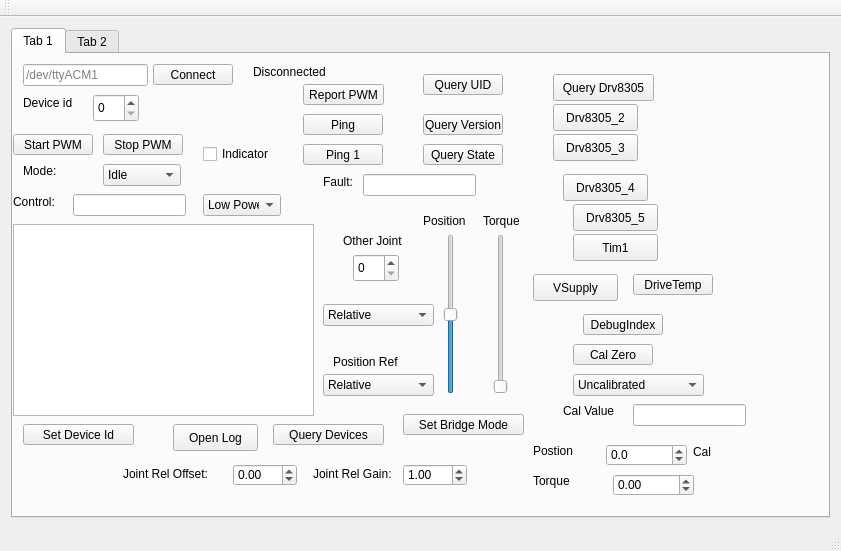
Old version of the form Bark/mainwindow.ui in the repository craftit/DogBotSoftware.
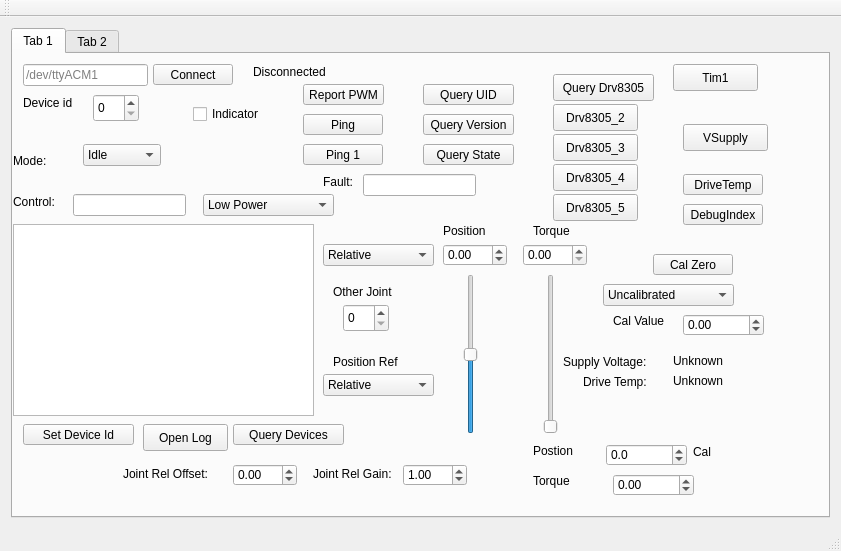
New version of the form. The open tabs and pages were chosen to show the change.

Commit message: Leg is lifting, fix calibration offset issues.

Diff of the .ui file:
```diff
--- a/Bark/mainwindow.ui
+++ b/Bark/mainwindow.ui
@@ -29,7 +29,7 @@
          <rect>
           <x>410</x>
           <y>60</y>
-          <width>80</width>
+          <width>91</width>
           <height>21</height>
          </rect>
         </property>
@@ -37,19 +37,6 @@
          <string>Query Version</string>
         </property>
        </widget>
-       <widget class="QPushButton" name="pushButtonPWM">
-        <property name="geometry">
-         <rect>
-          <x>0</x>
-          <y>80</y>
-          <width>80</width>
-          <height>21</height>
-         </rect>
-        </property>
-        <property name="text">
-         <string>Start PWM</string>
-        </property>
-       </widget>
        <widget class="QLabel" name="label_3">
         <property name="geometry">
          <rect>
@@ -76,8 +63,8 @@
        <widget class="QLabel" name="label_5">
         <property name="geometry">
          <rect>
-          <x>410</x>
-          <y>160</y>
+          <x>430</x>
+          <y>170</y>
           <width>59</width>
           <height>14</height>
          </rect>
@@ -89,7 +76,7 @@
        <widget class="QPushButton" name="pushButtonQueryDevices">
         <property name="geometry">
          <rect>
-          <x>260</x>
+          <x>220</x>
           <y>370</y>
           <width>111</width>
           <height>21</height>
@@ -114,7 +101,7 @@
          <rect>
           <x>190</x>
           <y>140</y>
-          <width>78</width>
+          <width>131</width>
           <height>22</height>
          </rect>
         </property>
@@ -152,8 +139,8 @@
        <widget class="QLabel" name="label">
         <property name="geometry">
          <rect>
-          <x>10</x>
-          <y>110</y>
+          <x>0</x>
+          <y>100</y>
           <width>59</width>
           <height>14</height>
          </rect>
@@ -178,8 +165,8 @@
        <widget class="QPushButton" name="pushButton">
         <property name="geometry">
          <rect>
-          <x>520</x>
-          <y>220</y>
+          <x>670</x>
+          <y>70</y>
           <width>85</width>
           <height>27</height>
          </rect>
@@ -214,8 +201,8 @@
        <widget class="QPushButton" name="pushButtonDrv8305_5">
         <property name="geometry">
          <rect>
-          <x>560</x>
-          <y>150</y>
+          <x>540</x>
+          <y>140</y>
           <width>85</width>
           <height>27</height>
          </rect>
@@ -247,24 +234,11 @@
          <string>Ping</string>
         </property>
        </widget>
-       <widget class="QPushButton" name="pushButtonSetBridgeMode">
-        <property name="geometry">
-         <rect>
-          <x>390</x>
-          <y>360</y>
-          <width>121</width>
-          <height>21</height>
-         </rect>
-        </property>
-        <property name="text">
-         <string>Set Bridge Mode</string>
-        </property>
-       </widget>
        <widget class="QCheckBox" name="checkBoxIndicator">
         <property name="geometry">
          <rect>
-          <x>190</x>
-          <y>90</y>
+          <x>180</x>
+          <y>50</y>
           <width>83</width>
           <height>20</height>
          </rect>
@@ -299,24 +273,11 @@
          <string>Fault:</string>
         </property>
        </widget>
-       <widget class="QPushButton" name="pushButtonStopPWM">
-        <property name="geometry">
-         <rect>
-          <x>90</x>
-          <y>80</y>
-          <width>80</width>
-          <height>21</height>
-         </rect>
-        </property>
-        <property name="text">
-         <string>Stop PWM</string>
-        </property>
-       </widget>
        <widget class="QSpinBox" name="spinOtherJointId">
         <property name="geometry">
          <rect>
-          <x>340</x>
-          <y>200</y>
+          <x>330</x>
+          <y>250</y>
           <width>46</width>
           <height>28</height>
          </rect>
@@ -325,8 +286,8 @@
        <widget class="QSlider" name="sliderTorque">
         <property name="geometry">
          <rect>
-          <x>480</x>
-          <y>180</y>
+          <x>530</x>
+          <y>220</y>
           <width>16</width>
           <height>160</height>
          </rect>
@@ -353,7 +314,7 @@
          <rect>
           <x>410</x>
           <y>90</y>
-          <width>80</width>
+          <width>91</width>
           <height>21</height>
          </rect>
         </property>
@@ -364,8 +325,8 @@
        <widget class="QPushButton" name="pushButtonTim1">
         <property name="geometry">
          <rect>
-          <x>560</x>
-          <y>180</y>
+          <x>660</x>
+          <y>10</y>
           <width>85</width>
           <height>27</height>
          </rect>
@@ -377,8 +338,8 @@
        <widget class="QComboBox" name="comboBoxMotorControlMode">
         <property name="geometry">
          <rect>
-          <x>90</x>
-          <y>110</y>
+          <x>70</x>
+          <y>90</y>
           <width>78</width>
           <height>22</height>
          </rect>
@@ -412,8 +373,8 @@
        <widget class="QPushButton" name="pushButtonDrv8305_4">
         <property name="geometry">
          <rect>
-          <x>550</x>
-          <y>120</y>
+          <x>540</x>
+          <y>110</y>
           <width>85</width>
           <height>27</height>
          </rect>
@@ -438,8 +399,8 @@
        <widget class="QLabel" name="label_4">
         <property name="geometry">
          <rect>
-          <x>470</x>
-          <y>160</y>
+          <x>520</x>
+          <y>170</y>
           <width>59</width>
           <height>14</height>
          </rect>
@@ -478,8 +439,8 @@
         <property name="geometry">
          <rect>
           <x>410</x>
-          <y>20</y>
-          <width>80</width>
+          <y>30</y>
+          <width>91</width>
           <height>21</height>
          </rect>
         </property>
@@ -491,7 +452,7 @@
         <property name="geometry">
          <rect>
           <x>310</x>
-          <y>250</y>
+          <y>190</y>
           <width>111</width>
           <height>22</height>
          </rect>
@@ -520,8 +481,8 @@
        <widget class="QSlider" name="sliderPosition">
         <property name="geometry">
          <rect>
-          <x>430</x>
-          <y>180</y>
+          <x>450</x>
+          <y>220</y>
           <width>16</width>
           <height>160</height>
          </rect>
@@ -552,21 +513,11 @@
          <string>Disconnected</string>
         </property>
        </widget>
-       <widget class="QLineEdit" name="lineEditCalibration">
-        <property name="geometry">
-         <rect>
-          <x>620</x>
-          <y>350</y>
-          <width>113</width>
-          <height>22</height>
-         </rect>
-        </property>
-       </widget>
        <widget class="QComboBox" name="comboBoxCalibration">
         <property name="geometry">
          <rect>
-          <x>560</x>
-          <y>320</y>
+          <x>590</x>
+          <y>230</y>
           <width>131</width>
           <height>22</height>
          </rect>
@@ -590,8 +541,8 @@
        <widget class="QPushButton" name="pushButton_2">
         <property name="geometry">
          <rect>
-          <x>570</x>
-          <y>260</y>
+          <x>670</x>
+          <y>150</y>
           <width>80</width>
           <height>21</height>
          </rect>
@@ -616,7 +567,7 @@
        <widget class="QPushButton" name="pushButtonOpenLog">
         <property name="geometry">
          <rect>
-          <x>160</x>
+          <x>130</x>
           <y>370</y>
           <width>85</width>
           <height>27</height>
@@ -629,8 +580,8 @@
        <widget class="QPushButton" name="pushButtonDriveTemp">
         <property name="geometry">
          <rect>
-          <x>620</x>
-          <y>220</y>
+          <x>670</x>
+          <y>120</y>
           <width>80</width>
           <height>21</height>
          </rect>
@@ -698,10 +649,10 @@
        <widget class="QLabel" name="label_6">
         <property name="geometry">
          <rect>
-          <x>330</x>
-          <y>180</y>
-          <width>59</width>
-          <height>14</height>
+          <x>320</x>
+          <y>230</y>
+          <width>71</width>
+          <height>16</height>
          </rect>
         </property>
         <property name="text">
@@ -711,8 +662,8 @@
        <widget class="QPushButton" name="pushButtonCalZero">
         <property name="geometry">
          <rect>
-          <x>560</x>
-          <y>290</y>
+          <x>640</x>
+          <y>200</y>
           <width>80</width>
           <height>21</height>
          </rect>
@@ -798,8 +749,8 @@
        <widget class="QLabel" name="label_15">
         <property name="geometry">
          <rect>
-          <x>550</x>
-          <y>350</y>
+          <x>600</x>
+          <y>260</y>
           <width>59</width>
           <height>14</height>
          </rect>
@@ -869,6 +820,103 @@
          <string>Joint Rel Offset:</string>
         </property>
        </widget>
+       <widget class="QLabel" name="label_SupplyVoltage">
+        <property name="geometry">
+         <rect>
+          <x>660</x>
+          <y>300</y>
+          <width>59</width>
+          <height>14</height>
+         </rect>
+        </property>
+        <property name="text">
+         <string>Unknown</string>
+        </property>
+       </widget>
+       <widget class="QLabel" name="label_DriverTemperature">
+        <property name="geometry">
+         <rect>
+          <x>660</x>
+          <y>320</y>
+          <width>59</width>
+          <height>14</height>
+         </rect>
+        </property>
+        <property name="text">
+         <string>Unknown</string>
+        </property>
+       </widget>
+       <widget class="QLabel" name="label_18">
+        <property name="geometry">
+         <rect>
+          <x>550</x>
+          <y>300</y>
+          <width>101</width>
+          <height>16</height>
+         </rect>
+        </property>
+        <property name="text">
+         <string>Supply Voltage:</string>
+        </property>
+       </widget>
+       <widget class="QLabel" name="label_19">
+        <property name="geometry">
+         <rect>
+          <x>570</x>
+          <y>320</y>
+          <width>81</width>
+          <height>16</height>
+         </rect>
+        </property>
+        <property name="text">
+         <string>Drive Temp:</string>
+        </property>
+       </widget>
+       <widget class="QDoubleSpinBox" name="doubleSpinBoxDemandPosition">
+        <property name="geometry">
+         <rect>
+          <x>430</x>
+          <y>190</y>
+          <width>64</width>
+          <height>22</height>
+         </rect>
+        </property>
+        <property name="minimum">
+         <double>-360.000000000000000</double>
+        </property>
+        <property name="maximum">
+         <double>360.000000000000000</double>
+        </property>
+       </widget>
+       <widget class="QDoubleSpinBox" name="doubleSpinBoxTorqueLimit">
+        <property name="geometry">
+         <rect>
+          <x>510</x>
+          <y>190</y>
+          <width>64</width>
+          <height>22</height>
+         </rect>
+        </property>
+        <property name="maximum">
+         <double>10.000000000000000</double>
+        </property>
+       </widget>
+       <widget class="QDoubleSpinBox" name="doubleSpinBoxCalibrationOffset">
+        <property name="geometry">
+         <rect>
+          <x>670</x>
+          <y>260</y>
+          <width>81</width>
+          <height>22</height>
+         </rect>
+        </property>
+        <property name="minimum">
+         <double>-720.000000000000000</double>
+        </property>
+        <property name="maximum">
+         <double>720.000000000000000</double>
+        </property>
+       </widget>
       </widget>
       <widget class="QWidget" name="tab_2">
        <attribute name="title">
```
Left out of the diff: 61 changed lines with no effect on the pictures. The commit also changes 12 other files.
